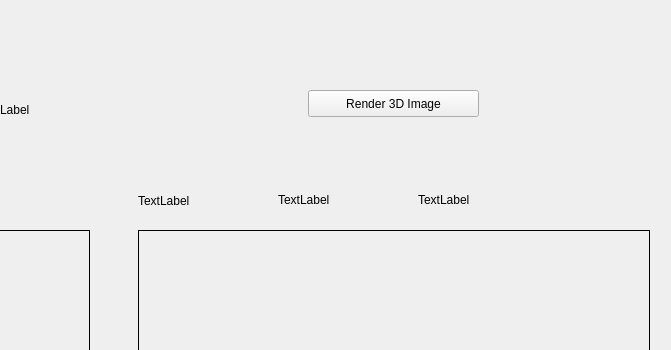
lreithmayr/CT-Scan-Visualizer, file app/widget.ui: the form before one commit; both pictures show x 452 to 1123 and y 0 to 350 of the 1123 by 781 pixel window.
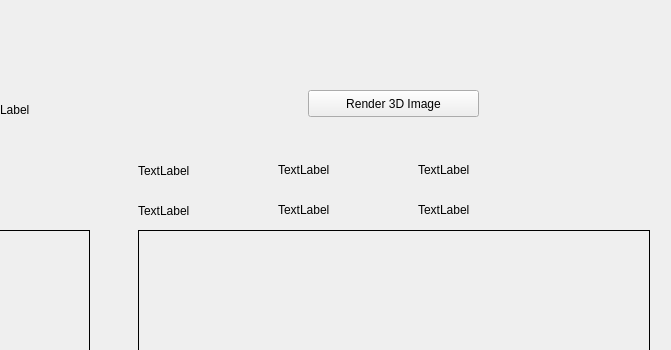
The form after the commit.

Commit message: CTDataset: Changes layer number; Widget: Displays cursor position in mm

What changed in the file:
```diff
--- a/app/widget.ui
+++ b/app/widget.ui
@@ -215,7 +215,7 @@
    <property name="geometry">
     <rect>
      <x>590</x>
-     <y>190</y>
+     <y>160</y>
      <width>91</width>
      <height>21</height>
     </rect>
@@ -228,7 +228,7 @@
    <property name="geometry">
     <rect>
      <x>730</x>
-     <y>190</y>
+     <y>160</y>
      <width>91</width>
      <height>19</height>
     </rect>
@@ -241,7 +241,7 @@
    <property name="geometry">
     <rect>
      <x>870</x>
-     <y>190</y>
+     <y>160</y>
      <width>151</width>
      <height>19</height>
     </rect>
@@ -250,6 +250,45 @@
     <string>TextLabel</string>
    </property>
   </widget>
+  <widget class="QLabel" name="label_yPos_mm">
+   <property name="geometry">
+    <rect>
+     <x>730</x>
+     <y>200</y>
+     <width>131</width>
+     <height>19</height>
+    </rect>
+   </property>
+   <property name="text">
+    <string>TextLabel</string>
+   </property>
+  </widget>
+  <widget class="QLabel" name="label_xPos_mm">
+   <property name="geometry">
+    <rect>
+     <x>590</x>
+     <y>200</y>
+     <width>131</width>
+     <height>21</height>
+    </rect>
+   </property>
+   <property name="text">
+    <string>TextLabel</string>
+   </property>
+  </widget>
+  <widget class="QLabel" name="label_depthPos_mm">
+   <property name="geometry">
+    <rect>
+     <x>870</x>
+     <y>200</y>
+     <width>231</width>
+     <height>19</height>
+    </rect>
+   </property>
+   <property name="text">
+    <string>TextLabel</string>
+   </property>
+  </widget>
  </widget>
  <resources/>
  <connections/>
```
Left out of the diff: 2 changed lines with no effect on the pictures. The commit also changes 2 other files.
